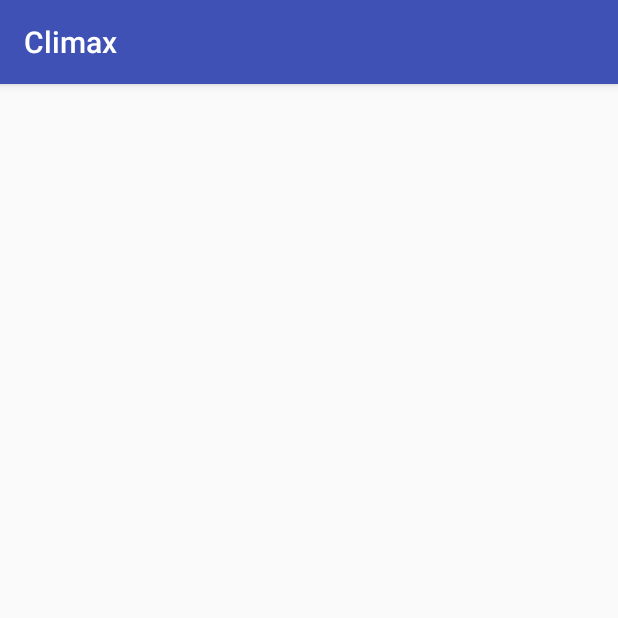
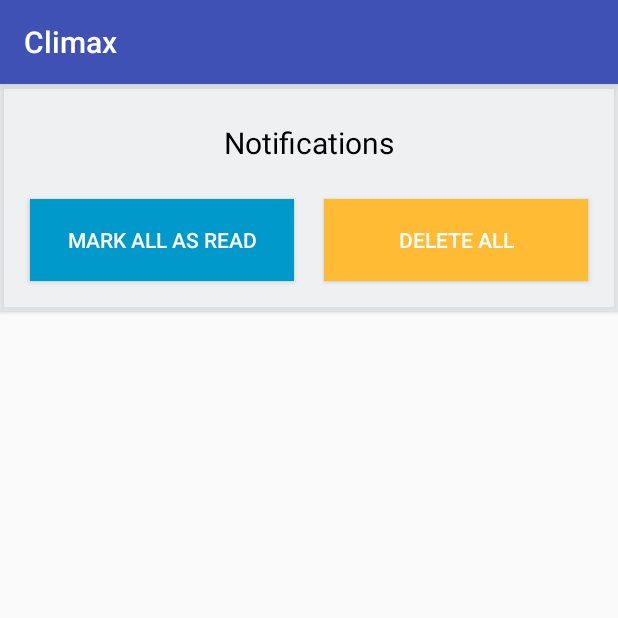
Before and after one commit to PeymanRazi/Climax, an Android app: the fragment Notification shown on its own in the app's theme, on a phone screen of 412 x 824 dp, the top half of it. Run offline under Robolectric (Android 15) with nearby library versions, the phone set to English and light mode, and no system bars; our stand-ins replace Volley; network calls fail; 1 statement that could not run was skipped.

Commit message:
1.send data form activity to fragment problem performed with use broadcast on Volley response method in main activity. 2.packaged all classes expect activities classes

```diff
--- a/app/build.gradle
+++ b/app/build.gradle
@@ -23,6 +23,10 @@ android {
     dataBinding {
         enabled = true
     }
+    compileOptions {
+        sourceCompatibility = 1.8
+        targetCompatibility = 1.8
+    }
 }
 dependencies {
     implementation fileTree(dir: 'libs', include: ['*.jar'])
--- a/app/src/main/java/puresoft/org/climax/GeneralCallback.java
+++ /dev/null
@@ -1,5 +0,0 @@
-package puresoft.org.climax;
-
-public interface GeneralCallback {
-    public void VolleyResponse(String data);
-}
--- /dev/null
+++ b/app/src/main/java/puresoft/org/climax/Interfaces/GeneralCallback.java
@@ -0,0 +1,5 @@
+package puresoft.org.climax.Interfaces;
+
+public interface GeneralCallback {
+    void VolleyResponse(String data);
+}
--- a/app/src/main/java/puresoft/org/climax/JsonReceiver.java
+++ b/app/src/main/java/puresoft/org/climax/ServerConnection/JsonReceiver.java
@@ -1,10 +1,9 @@
-package puresoft.org.climax;
+package puresoft.org.climax.ServerConnection;
 
 
 import android.app.Activity;
 import android.app.ProgressDialog;
 import android.content.Context;
-import android.widget.Toast;
 
 import com.android.volley.AuthFailureError;
 import com.android.volley.NetworkError;
@@ -20,6 +19,8 @@ import com.android.volley.toolbox.Volley;
 
 import java.util.Map;
 
+import puresoft.org.climax.Interfaces.GeneralCallback;
+
 public class JsonReceiver {
     private RequestQueue queue;
     private StringRequest request;
@@ -27,7 +28,7 @@ public class JsonReceiver {
     private String url;
     private ProgressDialog progressBar;
 
-    JsonReceiver(Activity activity, String url) {
+   public JsonReceiver(Activity activity, String url) {
         this.context = activity;
         this.url = url;
     }
--- a/app/src/main/java/puresoft/org/climax/SharedPreference_Auth.java
+++ b/app/src/main/java/puresoft/org/climax/SharedPreferences/SharedPreference_Auth.java
@@ -1,4 +1,4 @@
-package puresoft.org.climax;
+package puresoft.org.climax.SharedPreferences;
 
 import android.content.Context;
 import android.content.SharedPreferences;
@@ -13,7 +13,7 @@ public class SharedPreference_Auth {
     private SharedPreferences.Editor editor;
     private Context context;
 
-    SharedPreference_Auth(Context context) {
+    public SharedPreference_Auth(Context context) {
         this.context = context;
         pref = context.getSharedPreferences("authentication data", Context.MODE_PRIVATE);
         editor = pref.edit();
--- a/app/src/main/java/puresoft/org/climax/SharedPreference_Login.java
+++ b/app/src/main/java/puresoft/org/climax/SharedPreferences/SharedPreference_Login.java
@@ -1,4 +1,4 @@
-package puresoft.org.climax;
+package puresoft.org.climax.SharedPreferences;
 
 import android.content.Context;
 import android.content.SharedPreferences;
@@ -9,7 +9,7 @@ public class SharedPreference_Login {
     private SharedPreferences.Editor editor;
     private Context context;
 
-    SharedPreference_Login(Context context) {
+    public SharedPreference_Login(Context context) {
         this.context = context;
         pref = context.getSharedPreferences("login data", Context.MODE_PRIVATE);
         editor = pref.edit();
--- a/app/src/main/java/puresoft/org/climax/SharedPreferences_Splash.java
+++ b/app/src/main/java/puresoft/org/climax/SharedPreferences/SharedPreferences_Splash.java
@@ -1,4 +1,4 @@
-package puresoft.org.climax;
+package puresoft.org.climax.SharedPreferences;
 
 /**
  * Created by Peyman Razi on 22/07/2019.
--- a/app/src/main/java/puresoft/org/climax/ViewPagerClasses/Notification.java
+++ b/app/src/main/java/puresoft/org/climax/ViewPagerClasses/Notification.java
@@ -1,27 +1,100 @@
 package puresoft.org.climax.ViewPagerClasses;
 
+import android.app.Activity;
+import android.content.BroadcastReceiver;
+import android.content.Context;
+import android.content.Intent;
+import android.content.IntentFilter;
 import android.os.Bundle;
 import android.view.LayoutInflater;
 import android.view.View;
 import android.view.ViewGroup;
+import android.widget.Toast;
 
 import androidx.annotation.NonNull;
 import androidx.annotation.Nullable;
 import androidx.fragment.app.Fragment;
+import androidx.recyclerview.widget.LinearLayoutManager;
+import androidx.recyclerview.widget.RecyclerView;
 
+import java.util.ArrayList;
+import java.util.HashMap;
+import java.util.Map;
+
+import puresoft.org.climax.POJO.POJONotification;
+import puresoft.org.climax.RecyclerViewClasses.RecyclerAdapter;
+import puresoft.org.climax.ServerConnection.JsonReceiver;
 import puresoft.org.climax.R;
+import puresoft.org.climax.SharedPreferences.SharedPreference_Auth;
 
 public class Notification extends Fragment {
     View view;
+    String dataApi;
+
     @Nullable
     @Override
     public View onCreateView(@NonNull LayoutInflater inflater, @Nullable ViewGroup container, @Nullable Bundle savedInstanceState) {
 
-        view=inflater.inflate(R.layout.fragment_notification,container,false);
+        view = inflater.inflate(R.layout.fragment_notification, container, false);
 
-
-
+        //get data api
+        GetDataApi();
+        //operating on received dataApi
+        OperationOnDataApi();
 
         return view;
     }
+
+
+    //operating on received dataApi
+    private void OperationOnDataApi() {
+        BroadcastReceiver receiverUpdateDownload = new BroadcastReceiver() {
+            @Override
+            public void onReceive(Context context, Intent intent) {
+                //Get data from intent
+                dataApi = intent.getStringExtra("key");
+                //load data on recyclerview in OperationOnDataApi method
+                RecyclerLoader();
+//                Toast.makeText(getContext(), intent.getStringExtra("key"), Toast.LENGTH_LONG).show();
+            }
+        };
+
+        IntentFilter filter = new IntentFilter("STRING_ID_FOR_BRODCAST");
+        getActivity().registerReceiver(receiverUpdateDownload, filter);
+    }
+
+
+    //get data api
+    private void GetDataApi() {
+
+        try {
+            JsonReceiver jsonReceiver = new JsonReceiver((Activity) getContext(), "https://puresoftware.org/climax/en/api-v1/notifications.json");
+            Map<String, String> parser = new HashMap<String, String>();
+            String auth = new SharedPreference_Auth(getContext()).getAuth();
+            auth = "Bearer " + auth;
+            parser.put("Authorization", auth);
+            jsonReceiver.get(parser);
+        } catch (Exception e) {
+            e.printStackTrace();
+        }
+    }
+
+
+    //load data on recyclerview in OperationOnDataApi method
+    private void RecyclerLoader() {
+
+        ArrayList<POJONotification> arrayList = new ArrayList<>();
+        POJONotification pojoNotification = new POJONotification(getContext(),dataApi);
+
+        arrayList.add(pojoNotification);
+
+        RecyclerView recyclerView = view.findViewById(R.id.recycleNotification);
+        // set a LinearLayoutManager with default vertical orientation
+        LinearLayoutManager linearLayoutManager = new LinearLayoutManager(getContext());
+        recyclerView.setLayoutManager(linearLayoutManager);
+        //  call the constructor of CustomAdapter to send the reference and data to Adapter
+        RecyclerAdapter customAdapter = new RecyclerAdapter(getContext(), arrayList);
+        recyclerView.setAdapter(customAdapter); // set the Adapter to RecyclerView
+    }
+
 }
--- a/app/src/main/java/puresoft/org/climax/data_binding_test/MainActivityViewEvent.java
+++ /dev/null
@@ -1,4 +0,0 @@
-package puresoft.org.climax.data_binding_test;
-
-public class MainActivityViewEvent {
-}
--- a/app/src/main/res/layout/fragment_notification.xml
+++ b/app/src/main/res/layout/fragment_notification.xml
@@ -1,9 +1,78 @@
 <?xml version="1.0" encoding="utf-8"?>
-<androidx.constraintlayout.widget.ConstraintLayout
-    xmlns:android="http://schemas.android.com/apk/res/android"
+
+<LinearLayout xmlns:android="http://schemas.android.com/apk/res/android"
+
     xmlns:app="http://schemas.android.com/apk/res-auto"
-    xmlns:tools="http://schemas.android.com/tools"
     android:layout_width="match_parent"
-    android:layout_height="match_parent">
+    android:layout_height="match_parent"
+    android:orientation="vertical">
 
-</androidx.constraintlayout.widget.ConstraintLayout>
+
+    <androidx.cardview.widget.CardView
+        android:layout_width="match_parent"
+        android:layout_height="0dp"
+        android:layout_marginBottom="10dp"
+        android:layout_weight="0.2"
+        app:cardBackgroundColor="#9EE8EBED"
+        app:cardPreventCornerOverlap="true">
+
+
+        <LinearLayout
+            android:layout_width="match_parent"
+            android:layout_height="match_parent"
+            android:orientation="vertical">
+
+            <TextView
+                android:id="@+id/txt_notification_"
+                android:layout_width="match_parent"
+                android:layout_height="0dp"
+                android:layout_marginTop="25dp"
+                android:layout_weight="0.3"
+                android:gravity="center_horizontal"
+                android:text="Notifications"
+                android:textAlignment="center"
+                android:textColor="@android:color/black"
+                android:textSize="20dp" />
+
+            <LinearLayout
+                android:layout_margin="10dp"
+                android:layout_width="match_parent"
+                android:layout_height="0dp"
+                android:layout_weight="0.7"
+                android:orientation="horizontal">
+
+                <Button
+                    android:id="@+id/read_notificationAll"
+                    android:layout_width="0dp"
+                    android:layout_height="match_parent"
+                    android:layout_margin="10dp"
+                    android:layout_weight="0.5"
+                    android:background="@android:color/holo_blue_dark"
+                    android:text="Mark All as read"
+                    android:textColor="@android:color/white" />
+
+                <Button
+                    android:id="@+id/delete_notificationAll"
+                    android:layout_width="0dp"
+                    android:layout_height="match_parent"
+                    android:layout_margin="10dp"
+                    android:layout_weight="0.5"
+                    android:background="@android:color/holo_orange_light"
+                    android:text="Delete All"
+                    android:textColor="@android:color/white" />
+
+            </LinearLayout>
+        </LinearLayout>
+
+
+    </androidx.cardview.widget.CardView>
+
+    <androidx.recyclerview.widget.RecyclerView
+        android:id="@+id/recycleNotification"
+        android:layout_width="match_parent"
+        android:layout_height="0dp"
+        android:layout_weight="0.8" />
+
+
+
+</LinearLayout>
```
Also changed, not shown: app/src/main/java/puresoft/org/climax/LoginActivity.java (+7 -4 lines), app/src/main/java/puresoft/org/climax/MainActivity.java (+10 -27 lines), app/src/main/java/puresoft/org/climax/POJO/POJONotification.java (added, +35 -0 lines), app/src/main/java/puresoft/org/climax/RecyclerViewClasses/RecyclerAdapter.java (added, +65 -0 lines), app/src/main/java/puresoft/org/climax/Splash_Welcome.java (+6 -4 lines), app/src/main/java/puresoft/org/climax/data_binding_test/AccessUser.java (deleted, +0 -38 lines), app/src/main/res/layout/fragment_input.xml (+2 -5 lines), app/src/main/res/layout/recycler_notify.xml (added, +73 -0 lines).
